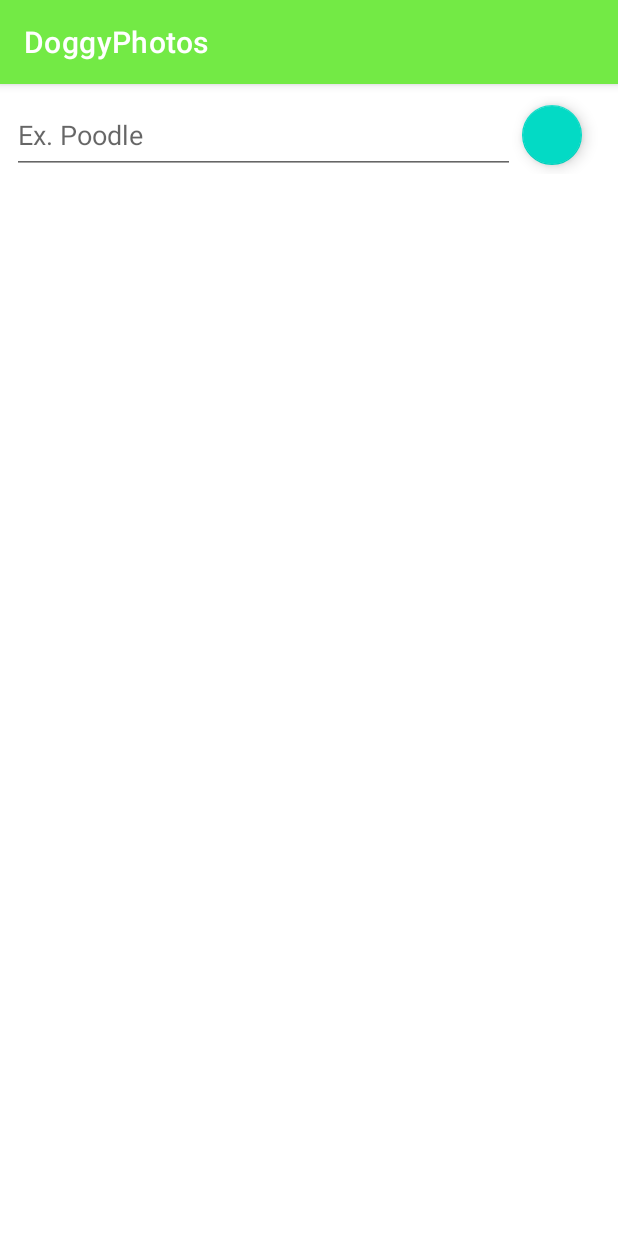
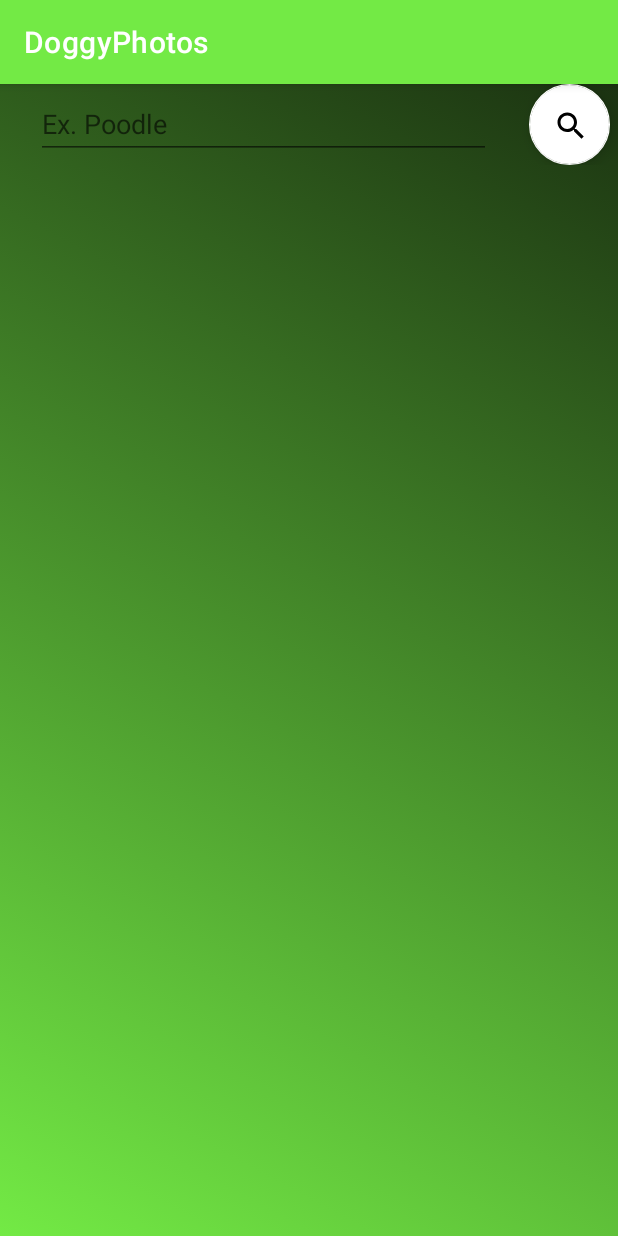
Before and after one commit to ksw5/DoggyPhotos, an Android app: the SearchFragment screen opened through its navigation route, on a phone screen of 412 x 824 dp. Run offline under Robolectric (Android 15) with nearby library versions, the phone set to English and light mode, and no system bars; pictures from the network do not load; 1 statement that could not run was skipped.

Commit message:
added search by breed functionality

```diff
--- a/app/src/main/java/com/example/doggyphotos/SearchFragment.kt
+++ /dev/null
@@ -1,32 +0,0 @@
-package com.example.doggyphotos
-
-import android.os.Bundle
-import androidx.fragment.app.Fragment
-import android.view.LayoutInflater
-import android.view.View
-import android.view.ViewGroup
-
-
-class SearchFragment : Fragment() {
-
-
-    override fun onCreate(savedInstanceState: Bundle?) {
-        super.onCreate(savedInstanceState)
-
-    }
-
-    override fun onCreateView(
-        inflater: LayoutInflater, container: ViewGroup?,
-        savedInstanceState: Bundle?
-    ): View? {
-        // Inflate the layout for this fragment
-        return inflater.inflate(R.layout.fragment_search, container, false)
-    }
-
-    companion object {
-        @JvmStatic
-        fun newInstance() =
-            SearchFragment()
-    }
-
-}
--- a/app/src/main/java/com/example/doggyphotos/MainViewModel.kt
+++ b/app/src/main/java/com/example/doggyphotos/models/MainViewModel.kt
@@ -1,4 +1,4 @@
-package com.example.doggyphotos
+package com.example.doggyphotos.models
 
 import android.app.Activity
 import android.content.Context
@@ -27,4 +27,10 @@ class MainViewModel  : ViewModel(){
             _apiResponse.value = DogApi.retrofitService.getRandomDog()
         }
     }
+
+    fun getUserBreed(breed: String?) {
+        viewModelScope.launch {
+            _apiResponse.value = DogApi.retrofitService.getRandomDogImageByBreed(breed!!)
+        }
+    }
 }
--- a/app/src/main/java/com/example/doggyphotos/MainFragment.kt
+++ b/app/src/main/java/com/example/doggyphotos/ui/MainFragment.kt
@@ -1,4 +1,4 @@
-package com.example.doggyphotos
+package com.example.doggyphotos.ui
 
 import android.graphics.drawable.AnimationDrawable
 import android.os.Bundle
@@ -8,23 +8,16 @@ import android.view.View
 import android.view.ViewGroup
 import androidx.appcompat.app.AppCompatDelegate
 import androidx.fragment.app.activityViewModels
-import androidx.lifecycle.Observer
-import androidx.lifecycle.ViewModelProvider
 import androidx.navigation.fragment.findNavController
-import androidx.navigation.fragment.navArgs
 import com.bumptech.glide.Glide
+import com.example.doggyphotos.models.MainViewModel
 import com.example.doggyphotos.databinding.FragmentMainBinding
-import java.util.Optional.of
-import java.util.Set.of
 
 
 class MainFragment : Fragment() {
     private var _binding: FragmentMainBinding? = null
     private val binding get() = _binding!!
     private val viewModel: MainViewModel by activityViewModels()
-
-
-
 
 
     override fun onCreateView(
@@ -43,7 +36,6 @@ class MainFragment : Fragment() {
         AppCompatDelegate.setDefaultNightMode(AppCompatDelegate.MODE_NIGHT_NO)
         backgroundAnimation()
         callDogPhoto()
-        val action =
 
         binding.fab.setOnClickListener {
             binding.fab.animate().apply {
@@ -76,7 +68,7 @@ class MainFragment : Fragment() {
 
 
 
-    private fun backgroundAnimation() {
+    fun backgroundAnimation() {
         val animationDrawable: AnimationDrawable = binding.mainLayout.background as AnimationDrawable
 
         animationDrawable.apply {
--- /dev/null
+++ b/app/src/main/java/com/example/doggyphotos/ui/SearchFragment.kt
@@ -0,0 +1,58 @@
+package com.example.doggyphotos.ui
+
+import android.os.Bundle
+import androidx.fragment.app.Fragment
+import android.view.LayoutInflater
+import android.view.View
+import android.view.ViewGroup
+import androidx.appcompat.app.AppCompatDelegate
+import androidx.fragment.app.activityViewModels
+import com.bumptech.glide.Glide
+import com.example.doggyphotos.R
+import com.example.doggyphotos.databinding.FragmentMainBinding
+import com.example.doggyphotos.databinding.FragmentSearchBinding
+import com.example.doggyphotos.models.MainViewModel
+
+
+class SearchFragment : Fragment() {
+    private var _binding: FragmentSearchBinding? = null
+    private val binding get() = _binding!!
+    private val viewModel: MainViewModel by activityViewModels()
+
+    override fun onCreateView(
+        inflater: LayoutInflater, container: ViewGroup?,
+        savedInstanceState: Bundle?
+    ): View? {
+        // Inflate the layout for this fragment
+        _binding = FragmentSearchBinding.inflate(inflater, container, false)
+        val view = binding.root
+        return view
+    }
+
+    override fun onViewCreated(view: View, savedInstanceState: Bundle?) {
+        super.onViewCreated(view, savedInstanceState)
+        AppCompatDelegate.setDefaultNightMode(AppCompatDelegate.MODE_NIGHT_NO)
+        breedImage()
+
+
+
+
+    }
+
+    private fun breedImage() {
+        binding.searchBreedBtn.setOnClickListener {
+            val userSearch = binding.userSearch.text.toString()
+            viewModel.getUserBreed(userSearch.lowercase())
+            viewModel.apiResponse.observe(viewLifecycleOwner,
+                {
+                    Glide.with(this)
+                        .load(it.message)
+                        .circleCrop()
+                        .into(binding.imageViewSearch)
+            })
+        }
+    }
+
+
+
+}
--- a/app/src/main/res/layout/fragment_main.xml
+++ b/app/src/main/res/layout/fragment_main.xml
@@ -4,7 +4,7 @@
     android:layout_width="match_parent"
     android:layout_height="match_parent"
     xmlns:app="http://schemas.android.com/apk/res-auto"
-    tools:context=".MainFragment"
+    tools:context=".ui.MainFragment"
     android:id="@+id/mainLayout"
     android:background="@drawable/gradient_list">
 
--- a/app/src/main/res/layout/fragment_search.xml
+++ b/app/src/main/res/layout/fragment_search.xml
@@ -4,10 +4,11 @@
     android:layout_width="match_parent"
     android:layout_height="match_parent"
     xmlns:app="http://schemas.android.com/apk/res-auto"
-    tools:context=".SearchFragment"
-    android:layout_margin="8dp"
+    tools:context=".ui.SearchFragment"
+
     android:id="@+id/fragmentLayout"
-    android:orientation="vertical">
+    android:orientation="vertical"
+    android:background="@drawable/gradient_list">
 
     <!-- TODO: Update blank fragment layout -->
 
@@ -18,27 +19,37 @@
 
         <EditText
             android:id="@+id/userSearch"
-            android:layout_width="335dp"
-            android:layout_height="52dp"
+            android:layout_width="303dp"
+            android:layout_height="46dp"
             android:hint="Ex. Poodle"
-
             app:layout_constraintBottom_toBottomOf="parent"
-            app:layout_constraintEnd_toStartOf="@+id/floatingActionButton"
-            app:layout_constraintHorizontal_bias="0.004"
+            app:layout_constraintEnd_toStartOf="@+id/searchBreedBtn"
+            app:layout_constraintHorizontal_bias="0.484"
             app:layout_constraintStart_toStartOf="parent"
             app:layout_constraintTop_toTopOf="parent"
-            app:layout_constraintVertical_bias="0.545" />
+            android:textColor="@color/white"/>
 
         <com.google.android.material.floatingactionbutton.FloatingActionButton
-            android:id="@+id/floatingActionButton"
-            android:layout_width="42dp"
-            android:layout_height="40dp"
-            android:layout_marginEnd="16dp"
+            android:id="@+id/searchBreedBtn"
+            android:layout_width="62dp"
+            android:layout_height="54dp"
             app:layout_constraintBottom_toBottomOf="parent"
             app:layout_constraintEnd_toEndOf="parent"
-            app:layout_constraintTop_toTopOf="parent" />
+            app:layout_constraintHorizontal_bias="0.985"
+            app:layout_constraintStart_toStartOf="parent"
+            app:layout_constraintTop_toTopOf="parent"
+            app:layout_constraintVertical_bias="0.0"
+            app:srcCompat="@drawable/search_24"
+            app:backgroundTint="@color/white"/>
 
     </androidx.constraintlayout.widget.ConstraintLayout>
 
+    <ImageView
+        android:id="@+id/imageViewSearch"
+        android:layout_width="match_parent"
+        android:layout_height="match_parent"
+        tools:srcCompat="@tools:sample/backgrounds/scenic"
+        android:layout_centerInParent="true" />
+
 
 </LinearLayout>
--- a/app/src/main/res/navigation/nav_graph.xml
+++ b/app/src/main/res/navigation/nav_graph.xml
@@ -7,12 +7,12 @@
 
     <fragment
         android:id="@+id/searchFragment"
-        android:name="com.example.doggyphotos.SearchFragment"
+        android:name="com.example.doggyphotos.ui.SearchFragment"
         android:label="fragment_search"
         tools:layout="@layout/fragment_search" />
     <fragment
         android:id="@+id/mainFragment"
-        android:name="com.example.doggyphotos.MainFragment"
+        android:name="com.example.doggyphotos.ui.MainFragment"
         android:label="fragment_main"
         tools:layout="@layout/fragment_main" >
         <action
```
